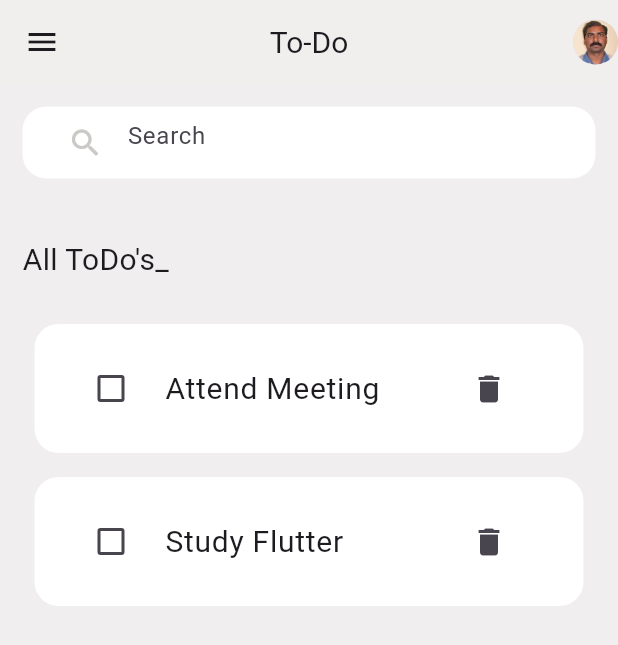
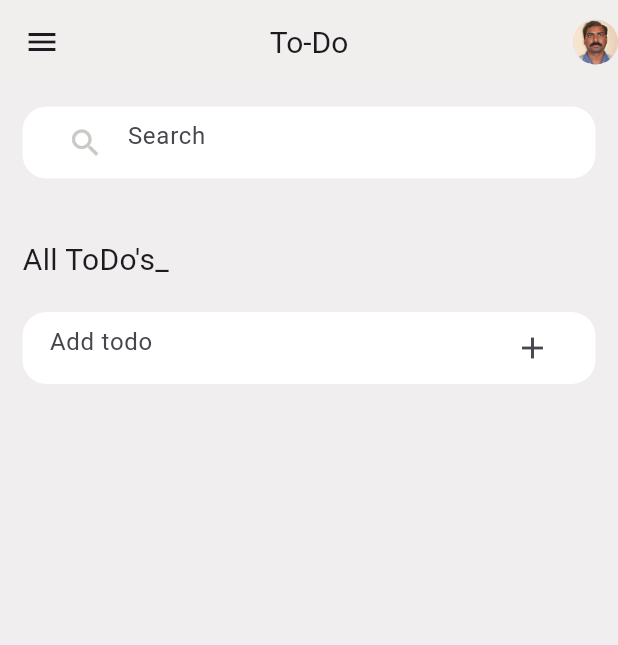
Before and after one commit to Mikku32/todo, a Flutter app: the screen it shows after launch, on a phone screen of 412 x 824 dp. Shown: the top 645 px of the screen. Run offline on Flutter 3.47's test engine with Material 3 defaults, Android fonts, the phone set to English and light mode, and no system bars; our stand-ins replace get, google_fonts; Roboto replaces fonts that are missing (Actor).

Commit message:
add Todo's

```diff
--- a/lib/Pages/home_page.dart
+++ b/lib/Pages/home_page.dart
@@ -13,7 +13,7 @@ class MyHomePage extends StatelessWidget {
   Widget build(BuildContext context) {
 
     final HomeController homecontroller = Get.put(HomeController());
-
+    final _todomessagecontroller = TextEditingController();
     return SafeArea(
       child: Scaffold(
          backgroundColor: Color.fromARGB(96, 214, 210, 210),
@@ -39,7 +39,9 @@ class MyHomePage extends StatelessWidget {
             child: Column(
               crossAxisAlignment: CrossAxisAlignment.start,
              children: [
-
+              Obx(() =>   Column(
+                crossAxisAlignment: CrossAxisAlignment.start,
+                children: [
                   Container(
 
                   decoration: BoxDecoration(
@@ -61,7 +63,9 @@ class MyHomePage extends StatelessWidget {
                          color: Color.fromARGB(255, 202, 201, 197),)
                       ),
                     ),
+
                   ),
+
 
                                ),
                                 SizedBox(
@@ -74,10 +78,45 @@ class MyHomePage extends StatelessWidget {
 
             ),
             ),
+                                 ...homecontroller.todoList.map((newTodo) => ToDoCard(toDoMessage: newTodo.toDoMessage))
+              .toList(),
+                ],
+              ),
+
+            ),
+
+
             SizedBox(
               height: 20,
             ),
-            ...homecontroller.todoList.map((todo) => ToDoCard(toDoMessage: todo.toDoMessage)).toList(),
+
+             Container(
+
+              decoration: BoxDecoration(
+                color: Colors.white,
+                borderRadius: BorderRadius.circular(16),
+
+              ),
+              child: Padding(
+                padding: const EdgeInsets.symmetric(
+                  horizontal: 18.0,
+                  vertical: 0
+                ),
+                child: TextField(
+                  controller: _todomessagecontroller,
+                  decoration: InputDecoration(
+                    border: InputBorder.none,
+                    hintText: 'Add todo',
+
+                    suffixIcon: IconButton(onPressed: (){
+                     Get.find<HomeController>().addTodo(_todomessagecontroller.text);
+                     _todomessagecontroller.clear();
+                     }, icon: Icon(Icons.add),)
+                  ),
+                ),
+              ),
+
+             ),
              ],
             ),
           ),
--- /dev/null
+++ b/lib/Pages/todo_create.dart
@@ -0,0 +1,11 @@
+import 'package:flutter/foundation.dart';
+import 'package:flutter/widgets.dart';
+
+class AddTodo extends StatelessWidget {
+  const AddTodo({super.key});
+
+  @override
+  Widget build(BuildContext context) {
+    return const Placeholder();
+  }
+}
--- a/lib/conttroller/home_controller.dart
+++ b/lib/conttroller/home_controller.dart
@@ -1,9 +1,16 @@
+import 'package:flutter/foundation.dart';
 import 'package:get/get.dart';
 import 'package:todo/model.dart';
 
 class HomeController extends GetxController {
-  final List<Todo> todoList = <Todo>[
-     Todo(toDoMessage: 'Attend Meeting', id: 1),
-     Todo(toDoMessage: 'Study Flutter', id: 2),
-  ].obs;
+  final List<Todo> todoList = <Todo>[].obs;
+
+
+  void addTodo(String toDoMessage) {
+    final newTodo = Todo(
+      id: UniqueKey().hashCode,
+      toDoMessage: toDoMessage,
+    );
+    todoList.add(newTodo);
+  }
 }
```
Lines whose indentation alone changed are shown as unchanged.
